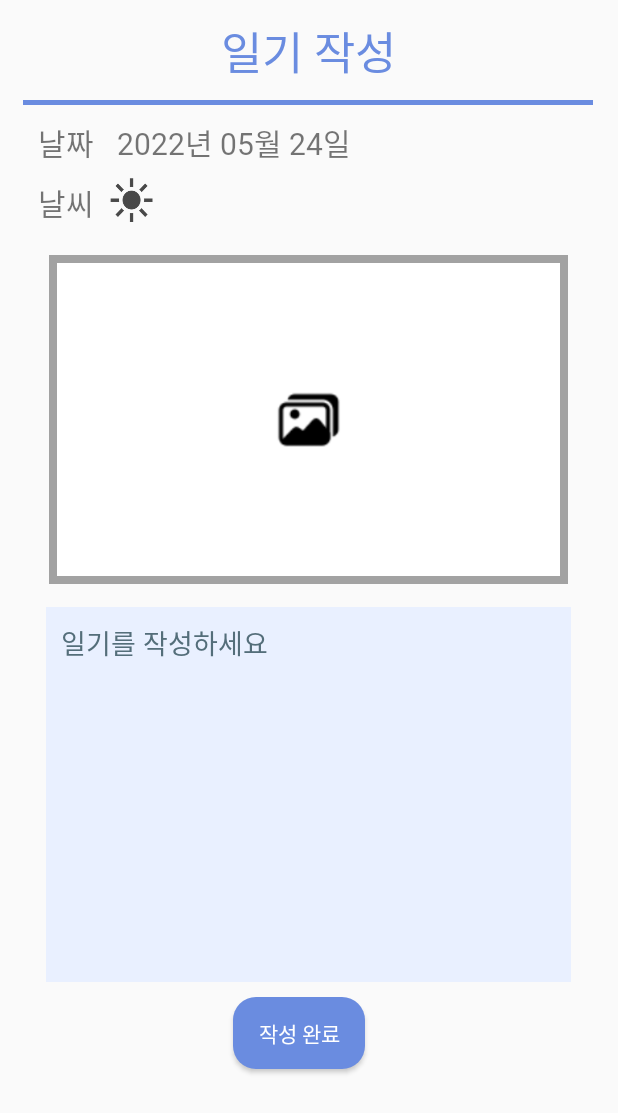
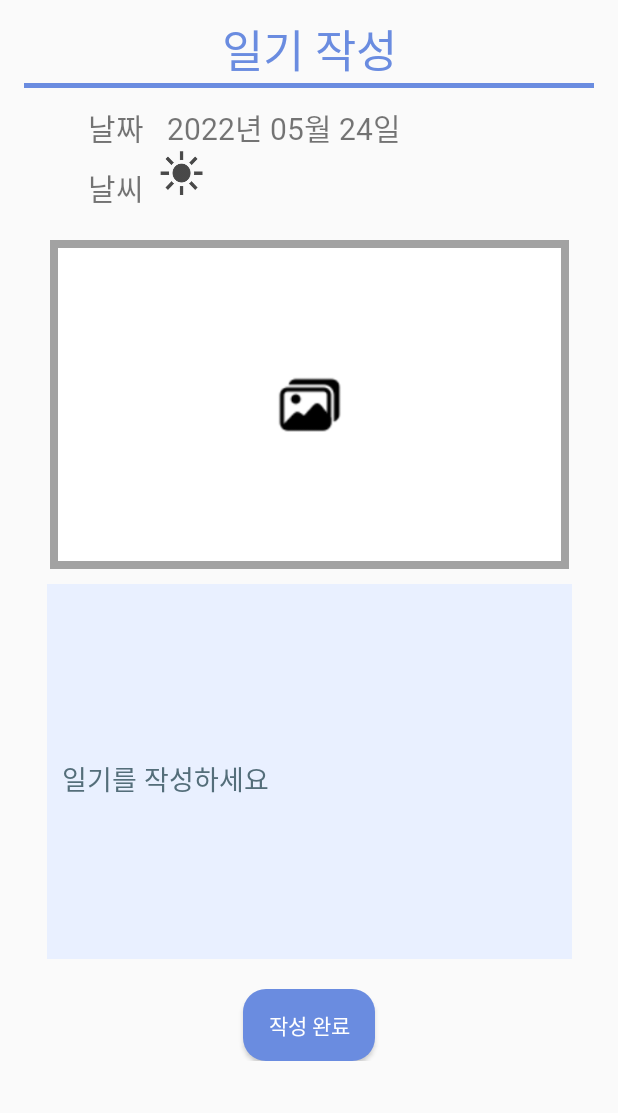
Before and after one commit to seonggg/Empathy-of-aday, an Android app: the DiaryWrite screen opened directly, with no data from a screen before it, on a phone screen of 412 x 824 dp. Shown: the top 1113 px of the screen. Run offline under Robolectric (Android 15) with nearby library versions, the phone set to English and light mode, and no system bars.

Commit message:
constraint layout 작업

```diff
--- a/app/src/main/res/layout/activity_diary_write.xml
+++ b/app/src/main/res/layout/activity_diary_write.xml
@@ -1,11 +1,10 @@
 <?xml version="1.0" encoding="utf-8"?>
-<LinearLayout xmlns:android="http://schemas.android.com/apk/res/android"
+<androidx.constraintlayout.widget.ConstraintLayout xmlns:android="http://schemas.android.com/apk/res/android"
     xmlns:app="http://schemas.android.com/apk/res-auto"
     xmlns:tools="http://schemas.android.com/tools"
     android:layout_width="match_parent"
     android:layout_height="match_parent"
     tools:context=".DiaryWrite"
-    android:orientation="vertical"
     android:focusable="true"
     android:focusableInTouchMode="true">
 
@@ -13,87 +12,96 @@
         android:id="@+id/title"
         android:layout_width="wrap_content"
         android:layout_height="wrap_content"
-        android:layout_gravity="center"
-        android:layout_marginTop="11dp"
+        android:layout_marginTop="10dp"
+        android:fontFamily="@font/applesdgothicneo"
         android:text="@string/writeTitle"
-        android:fontFamily="@font/applesdgothicneo"
+        android:textColor="#6A8CE0"
         android:textSize="30sp"
-        android:textColor="#6A8CE0"/>
+        app:layout_constraintEnd_toEndOf="parent"
+        app:layout_constraintStart_toStartOf="parent"
+        app:layout_constraintTop_toTopOf="parent" />
 
     <View
         android:id="@+id/divider"
         android:layout_width="380dp"
         android:layout_height="3dp"
-        android:layout_marginStart="15dp"
-        android:layout_marginTop="10dp"
-        android:layout_marginEnd="16dp"
         android:background="#6A8CE0"
         app:layout_constraintEnd_toEndOf="parent"
         app:layout_constraintStart_toStartOf="parent"
-        app:layout_constraintTop_toBottomOf="@+id/title"/>
+        app:layout_constraintTop_toBottomOf="@+id/title" />
 
     <ScrollView
+        android:id="@+id/scrollView2"
         android:layout_width="match_parent"
-        android:layout_height="match_parent">
+        android:layout_height="match_parent"
+        app:layout_constraintEnd_toEndOf="parent"
+        app:layout_constraintHorizontal_bias="1.0"
+        app:layout_constraintStart_toStartOf="parent"
+        app:layout_constraintTop_toBottomOf="@+id/divider">
 
-        <LinearLayout
+        <androidx.constraintlayout.widget.ConstraintLayout
             android:layout_width="match_parent"
             android:layout_height="match_parent"
             android:orientation="vertical">
 
             <LinearLayout
-                android:layout_width="match_parent"
-                android:layout_height="wrap_content">
+                android:id="@+id/linearLayout6"
+                android:layout_width="wrap_content"
+                android:layout_height="wrap_content"
+                android:layout_marginTop="70dp"
+                app:layout_constraintStart_toStartOf="@+id/photoView"
+                app:layout_constraintTop_toTopOf="parent">
 
                 <TextView
                     android:id="@+id/date"
                     android:layout_width="wrap_content"
                     android:layout_height="wrap_content"
-                    android:layout_marginTop="10dp"
+                    android:fontFamily="@font/applesdgothicneo"
                     android:paddingStart="25dp"
                     android:text="@string/date"
-                    android:fontFamily="@font/applesdgothicneo"
                     android:textAlignment="center"
-                    android:textSize="20sp"/>
+                    android:textSize="20sp" />
 
                 <TextView
                     android:id="@+id/date_display"
                     android:layout_width="wrap_content"
                     android:layout_height="wrap_content"
-                    android:layout_marginTop="10dp"
+                    android:fontFamily="@font/applesdgothicneo"
                     android:paddingStart="15dp"
                     android:text="@string/dateDis"
-                    android:fontFamily="@font/applesdgothicneo"
-                    android:textSize="20sp"/>
+                    android:textSize="20sp" />
 
             </LinearLayout>
 
             <LinearLayout
-                android:layout_width="match_parent"
-                android:layout_height="wrap_content">
+                android:id="@+id/linearLayout5"
+                android:layout_width="wrap_content"
+                android:layout_height="wrap_content"
+                android:layout_marginTop="30dp"
+                app:layout_constraintStart_toStartOf="@+id/linearLayout6"
+                app:layout_constraintTop_toTopOf="@id/linearLayout6">
 
                 <TextView
                     android:id="@+id/weather"
                     android:layout_width="wrap_content"
                     android:layout_height="wrap_content"
+                    android:fontFamily="@font/applesdgothicneo"
+                    android:paddingStart="25dp"
                     android:paddingTop="10dp"
-                    android:paddingStart="25dp"
+                    android:paddingEnd="10dp"
                     android:text="@string/weather"
-                    android:fontFamily="@font/applesdgothicneo"
                     android:textAlignment="center"
-                    android:textSize="20sp"/>
+                    android:textSize="20sp" />
 
                 <ImageButton
                     android:id="@+id/weather_button"
                     android:layout_width="30dp"
                     android:layout_height="30dp"
-                    android:layout_marginTop="8dp"
-                    android:layout_marginStart="10dp"
+                    android:background="@android:color/transparent"
+                    android:fontFamily="@font/applesdgothicneo"
                     android:scaleType="fitXY"
-                    android:background="@android:color/transparent"
                     android:text="날씨 선택"
-                    android:fontFamily="@font/applesdgothicneo"
-                    app:srcCompat="@drawable/sunny"/>
+                    app:srcCompat="@drawable/sunny" />
 
             </LinearLayout>
 
@@ -101,47 +109,49 @@
                 android:id="@+id/photoView"
                 android:layout_width="346dp"
                 android:layout_height="219dp"
-                android:layout_gravity="center"
                 android:layout_marginTop="20dp"
-                android:layout_marginBottom="10dp"
                 android:adjustViewBounds="true"
+                android:foreground="@drawable/square_border_black"
                 android:scaleType="centerCrop"
-                app:srcCompat="@drawable/photochoose"
-                android:foreground="@drawable/square_border_black"/>
+                app:layout_constraintEnd_toEndOf="parent"
+                app:layout_constraintStart_toStartOf="parent"
+                app:layout_constraintTop_toBottomOf="@+id/linearLayout5"
+                app:srcCompat="@drawable/photochoose" />
 
             <EditText
                 android:id="@+id/editText"
                 android:layout_width="350dp"
                 android:layout_height="250dp"
-                android:layout_gravity="center"
-                android:layout_marginBottom="10dp"
-                android:layout_marginTop="5dp"
+                android:layout_marginTop="10dp"
                 android:autofillHints=""
                 android:background="#e9f0ff"
-                android:gravity="top"
+                android:fontFamily="@font/applesdgothicneo"
                 android:hint="일기를 작성하세요"
-                android:fontFamily="@font/applesdgothicneo"
                 android:inputType="textMultiLine"
+                android:paddingStart="10dp"
+                android:paddingTop="10dp"
                 android:scrollHorizontally="false"
                 android:textColorHint="#546E7A"
-                tools:ignore="SpeakableTextPresentCheck"
-                android:paddingTop="10dp"
-                android:paddingStart="10dp"/>
+                app:layout_constraintEnd_toEndOf="parent"
+                app:layout_constraintStart_toStartOf="parent"
+                app:layout_constraintTop_toBottomOf="@+id/photoView"
+                tools:ignore="SpeakableTextPresentCheck" />
 
             <Button
                 android:id="@+id/ok_btn"
                 android:layout_width="wrap_content"
                 android:layout_height="wrap_content"
-                android:layout_marginStart="155dp"
-                android:layout_marginEnd="162dp"
-                android:layout_marginBottom="11dp"
+                android:layout_marginTop="20dp"
                 android:background="@drawable/btn_style"
+                android:fontFamily="@font/applesdgothicneo"
                 android:text="작성 완료"
-                android:fontFamily="@font/applesdgothicneo"
-                android:textColor="#FFFFFF" />
+                android:textColor="#FFFFFF"
+                app:layout_constraintEnd_toEndOf="parent"
+                app:layout_constraintStart_toStartOf="parent"
+                app:layout_constraintTop_toBottomOf="@+id/editText" />
 
-        </LinearLayout>
+        </androidx.constraintlayout.widget.ConstraintLayout>
 
     </ScrollView>
 
-</LinearLayout>
+</androidx.constraintlayout.widget.ConstraintLayout>
```
Also changed, not shown: app/src/main/res/layout/activity_beads_making.xml (+11 -9 lines), app/src/main/res/layout/activity_beads_making_finish.xml (+30 -20 lines), app/src/main/res/layout/activity_beads_select.xml (+35 -22 lines), app/src/main/res/layout/activity_mix_result.xml (+22 -12 lines).
